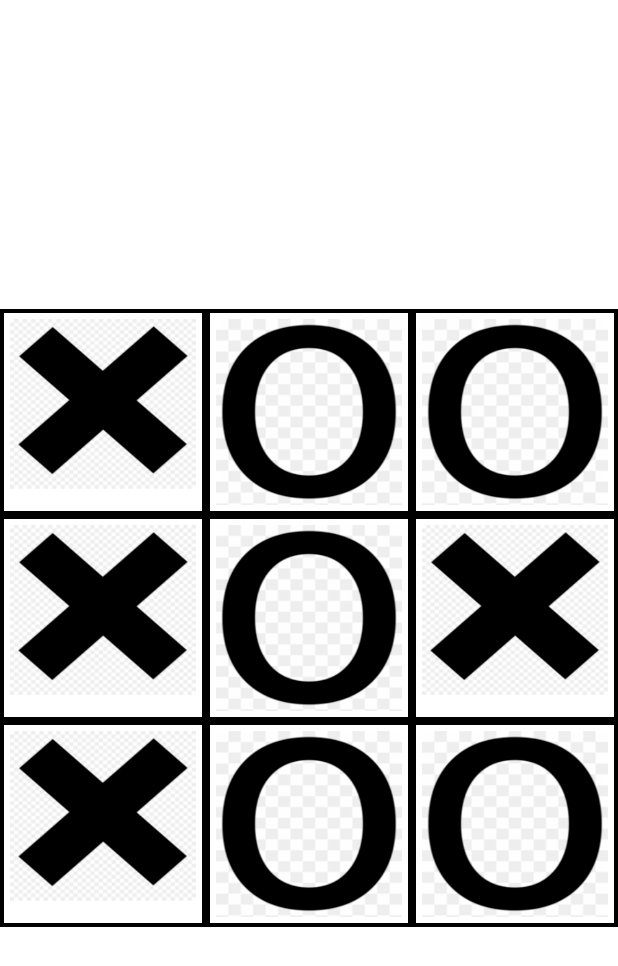
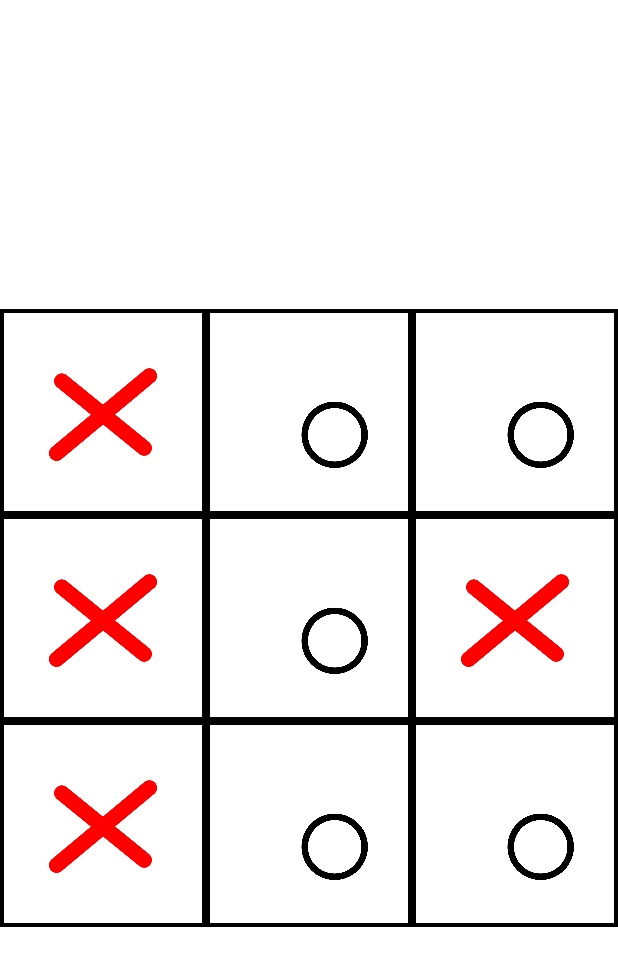
Before and after one commit to hsuanne/tic-tac-toe, an Android app: the screen it shows after launch (MainActivity), on a phone screen of 412 x 824 dp. Shown: the top 966 px of the screen. Run offline under Robolectric (Android 15) with nearby library versions, the phone set to English and light mode, and no system bars; our stand-ins replace RxJava; libraries missing offline, so code that uses them is left out: com.jakewharton.rxbinding4; 2 statements that could not run were skipped.

Commit message:
replace circle and cross png

```diff
--- a/app/src/main/java/com/example/tic_tac_toe/GameGridView.kt
+++ b/app/src/main/java/com/example/tic_tac_toe/GameGridView.kt
@@ -27,7 +27,7 @@ class GameGridView : View {
 
         circle = BitmapFactory.decodeResource(resources, R.drawable.circle)
         cross = BitmapFactory.decodeResource(resources, R.drawable.cross)
-        bitmapSrcRect = Rect(0, 0, circle.width, circle.height)
+        bitmapSrcRect = Rect(0, 0, cross.width, cross.height)
         bitmapPaint = Paint(Paint.ANTI_ALIAS_FLAG)
     }
 
@@ -73,16 +73,17 @@ class GameGridView : View {
     ) {
         circle = BitmapFactory.decodeResource(resources, R.drawable.circle)
         cross = BitmapFactory.decodeResource(resources, R.drawable.cross)
-        bitmapSrcRect = Rect(0, 0, circle.width, circle.height)
+        bitmapSrcRect = Rect(0, 0, cross.width, cross.height)
         bitmapPaint = Paint(Paint.ANTI_ALIAS_FLAG)
         for (i in 0 .. 2) {
             for (n in 0 .. 2) {
                 val symbol = gameState[i][n]
-                val dst = RectF(i*tileWidth+10, n*tileHeight+10, (i+1)*tileWidth-10, (n+1)*tileHeight-10)
+                val dstCross = RectF(i*tileWidth, n*tileHeight, (i+1)*tileWidth, (n+1)*tileHeight)
+                val dstCircle = RectF(i*tileWidth+90, n*tileHeight+90, (i+1)*tileWidth, (n+1)*tileHeight)
                 if (symbol == GameSymbol.CIRCLE){
-                    canvas?.drawBitmap(circle, bitmapSrcRect, dst, bitmapPaint)
+                    canvas?.drawBitmap(circle, bitmapSrcRect, dstCircle, bitmapPaint)
                 } else if (symbol == GameSymbol.CROSS) {
-                    canvas?.drawBitmap(cross, bitmapSrcRect, dst, bitmapPaint)
+                    canvas?.drawBitmap(cross, bitmapSrcRect, dstCross, bitmapPaint)
                 }
             }
         }
```
Also changed, not shown: app/src/main/res/drawable/circle.png, app/src/main/res/drawable/cross.png.
